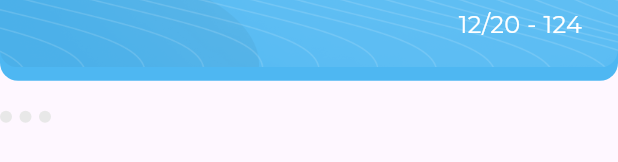
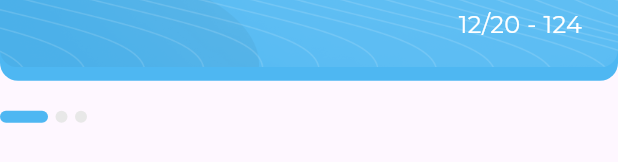
Before and after one commit to MuhammadDev01/responsive_dashboard, a Flutter app: the MyCard widget shown alone on an empty page, opened directly, on a phone screen of 412 x 824 dp. Shown: the part 336-498 px from the top of the screen. Run offline on Flutter 3.47's test engine with Material 3 defaults, Android fonts, the phone set to English and light mode, and no system bars; drawn by our look-alikes of expandable_page_view; our stand-ins replace flutter_svg; project files that could hold a hidden picture were left out.

Commit message:
add logic to dots indicator

```diff
--- a/lib/views/widgets/dots_indicator.dart
+++ b/lib/views/widgets/dots_indicator.dart
@@ -1,17 +1,20 @@
 import 'package:flutter/material.dart';
+import 'package:responsive_dashboard/views/widgets/active_dot_indicator_builder.dart';
 import 'package:responsive_dashboard/views/widgets/dot_indicator_builder.dart';
 
 class DotsIndicator extends StatelessWidget {
-  const DotsIndicator({super.key});
-
+  const DotsIndicator({super.key, required this.currnetIndex});
+  final int currnetIndex;
   @override
   Widget build(BuildContext context) {
     return Row(
         children: List.generate(
       3,
-      (index) => const Padding(
-        padding: EdgeInsets.only(right: 5),
-        child: DotIndicatorBuilder(),
+      (index) => Padding(
+        padding: const EdgeInsets.only(right: 5),
+        child: currnetIndex == index
+            ? const ActiveDotIndicatorBuilder()
+            : const DotIndicatorBuilder(),
       ),
     ));
   }
--- a/lib/views/widgets/my_card.dart
+++ b/lib/views/widgets/my_card.dart
@@ -4,8 +4,30 @@ import 'package:responsive_dashboard/views/widgets/dots_indicator.dart';
 import 'package:responsive_dashboard/views/widgets/my_card_builder.dart';
 import 'package:expandable_page_view/expandable_page_view.dart';
 
-class MyCard extends StatelessWidget {
+class MyCard extends StatefulWidget {
   const MyCard({super.key});
+
+  @override
+  State<MyCard> createState() => _MyCardState();
+}
+
+class _MyCardState extends State<MyCard> {
+  late int currnetIndex;
+  late PageController pageController;
+
+  @override
+  void initState() {
+    super.initState();
+
+    currnetIndex = 0;
+    pageController = PageController();
+
+    pageController.addListener(() {
+      setState(() {
+        currnetIndex = pageController.page!.round();
+      });
+    });
+  }
 
   @override
   Widget build(BuildContext context) {
@@ -20,14 +42,19 @@ class MyCard extends StatelessWidget {
           height: 20,
         ),
         ExpandablePageView.builder(
+          controller: pageController,
           scrollDirection: Axis.horizontal,
           itemCount: 3,
-          itemBuilder: (context, index) => const MyCardBuilder(),
+          itemBuilder: (context, index) {
+            return const MyCardBuilder();
+          },
         ),
         const SizedBox(
           height: 20,
         ),
-        const DotsIndicator(),
+        DotsIndicator(
+          currnetIndex: currnetIndex,
+        ),
       ],
     );
   }
```
